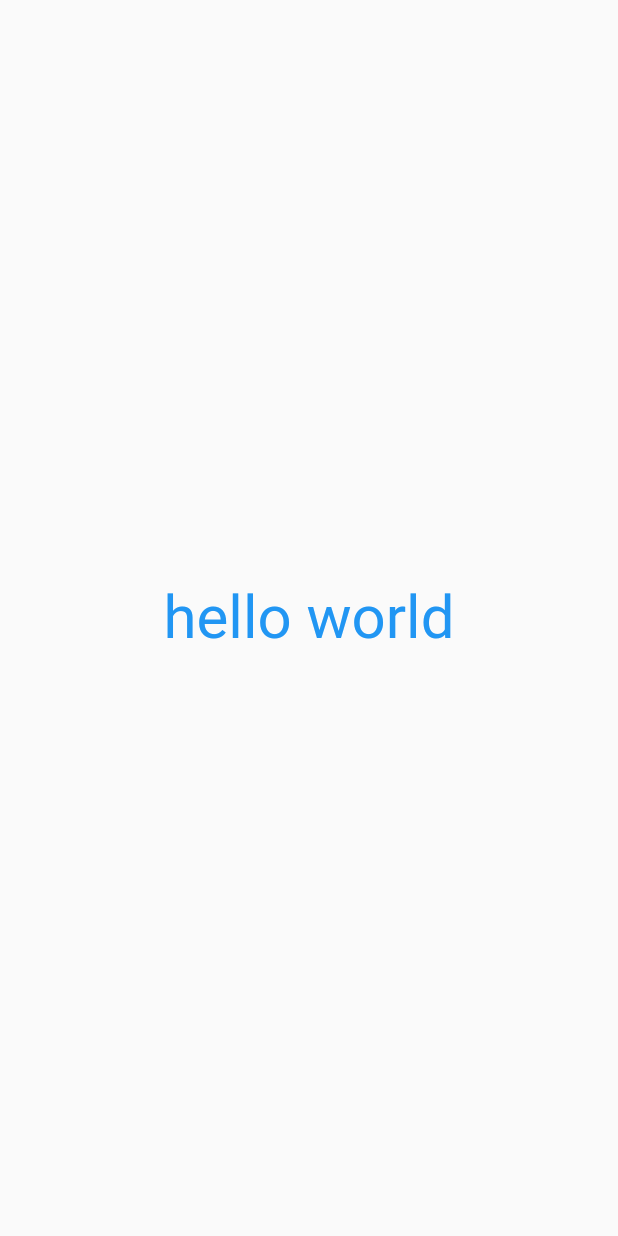
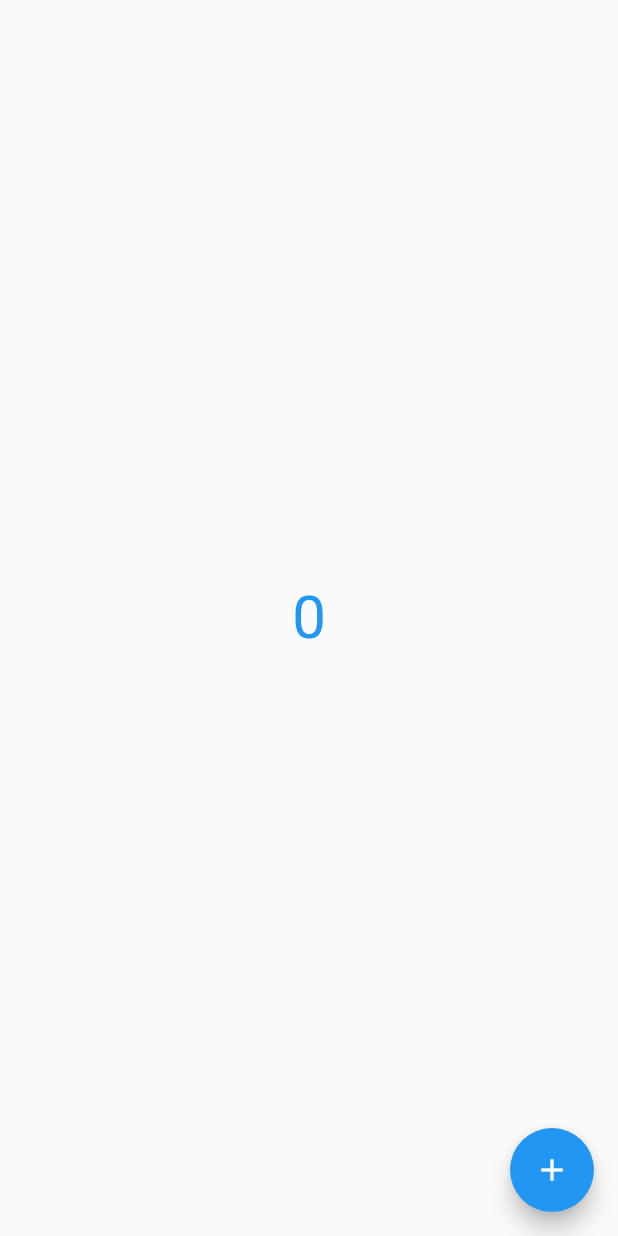
Before and after one commit to felixnguyen678/flutter_application_1, a Flutter app: the screen it shows after launch, on a phone screen of 412 x 824 dp. Run offline on Flutter 3.47's test engine with Material 2 defaults, Android fonts, the phone set to English and light mode, and no system bars; our stand-ins replace google_fonts; Roboto replaces fonts that are missing (Abel).

```diff
--- a/lib/main.dart
+++ b/lib/main.dart
@@ -23,8 +23,15 @@ class MyApp extends StatelessWidget {
   }
 }
 
-class MyHomePage extends StatelessWidget {
+class MyHomePage extends StatefulWidget {
   const MyHomePage({super.key});
+
+  @override
+  State<MyHomePage> createState() => _MyHomePageState();
+}
+
+class _MyHomePageState extends State<MyHomePage> {
+  int _counter = 0;
 
   @override
   Widget build(BuildContext context) {
@@ -32,11 +39,31 @@ class MyHomePage extends StatelessWidget {
       // body: Container(
       //   child: Image.asset(AppUI.img_meo),
       // ),
-      body: Center(child: Text('hello world',
-      style: GoogleFonts.abel(
-      textStyle: TextStyle(color: Colors.blue, fontSize: 40),
-  ),
-       ))
+      body: CounterContainer(counter: _counter),
+      floatingActionButton: FloatingActionButton(
+        onPressed: () {
+          setState(() {
+            _counter++;
+          });
+        },
+        child: Icon(Icons.add),
+      ),
     );
   }
 }
+
+class CounterContainer extends StatelessWidget {
+  final int counter;
+  const CounterContainer({super.key, required this.counter});
+
+  @override
+  Widget build(BuildContext context) {
+    return Center(
+          child: Text(
+        '$counter',
+        style: GoogleFonts.abel(
+          textStyle: TextStyle(color: Colors.blue, fontSize: 40),
+        ),
+      ));
+  }
+}
```
Also changed, not shown: 3 other files.
